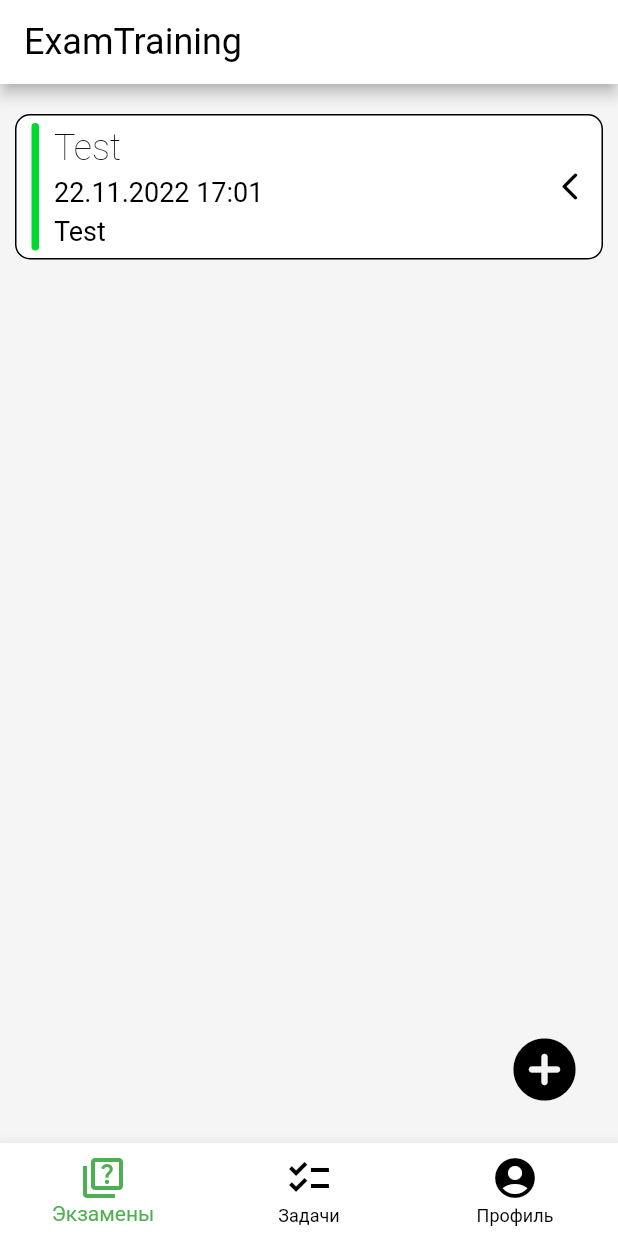
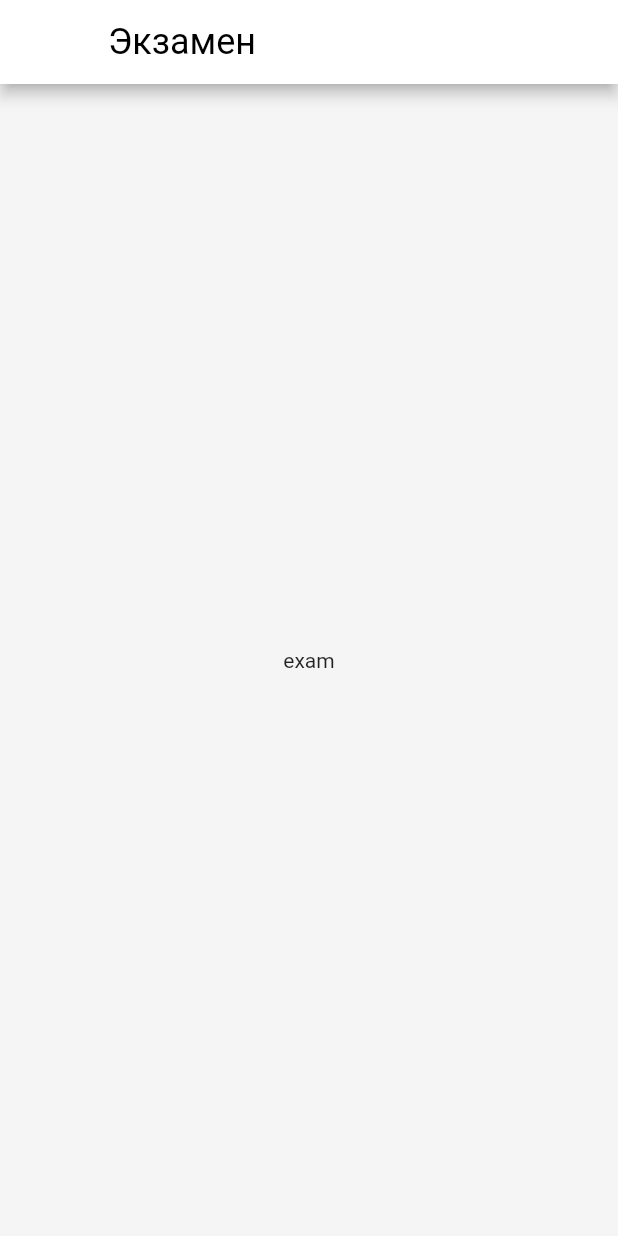
Before and after one commit to EgorShiryaev/ExamTraining, a Flutter app: the screen it shows after launch, after a tap on the "add circle" icon, on a phone screen of 412 x 824 dp. Run offline on Flutter 3.47's test engine with Material 2 defaults, Android fonts, the phone set to English and light mode, and no system bars; drawn by our look-alikes of flutter_slidable; our stand-ins replace google_fonts.

Commit message:
add ExamInfoScreen

```diff
--- /dev/null
+++ b/lib/screens/exam_info.dart
@@ -0,0 +1,17 @@
+import 'package:flutter/material.dart';
+
+class ExamInfo extends StatelessWidget {
+  const ExamInfo({Key? key}) : super(key: key);
+
+  @override
+  Widget build(BuildContext context) {
+    return Scaffold(
+      appBar: AppBar(
+        title: Text('Экзамен'),
+      ),
+      body: Center(
+        child: Text('exam'),
+      ),
+    );
+  }
+}
--- a/lib/screens/home_screen.dart
+++ b/lib/screens/home_screen.dart
@@ -1,5 +1,6 @@
 import 'package:exam_training/models/exam.dart';
 import 'package:exam_training/models/importance.dart';
+import 'package:exam_training/screens/exam_info.dart';
 import 'package:flutter/material.dart';
 
 import 'exams_screen.dart';
@@ -30,7 +31,10 @@ class _HomeScreenState extends State<HomeScreen> {
           ? IconButton(
               iconSize: 50,
               icon: const Icon(Icons.add_circle_rounded),
-              onPressed: () {},
+              onPressed: () {
+                Navigator.push(context,
+                    MaterialPageRoute(builder: (context) => ExamInfo()));
+              },
             )
           : null,
       bottomNavigationBar: BottomNavigationBar(
```
